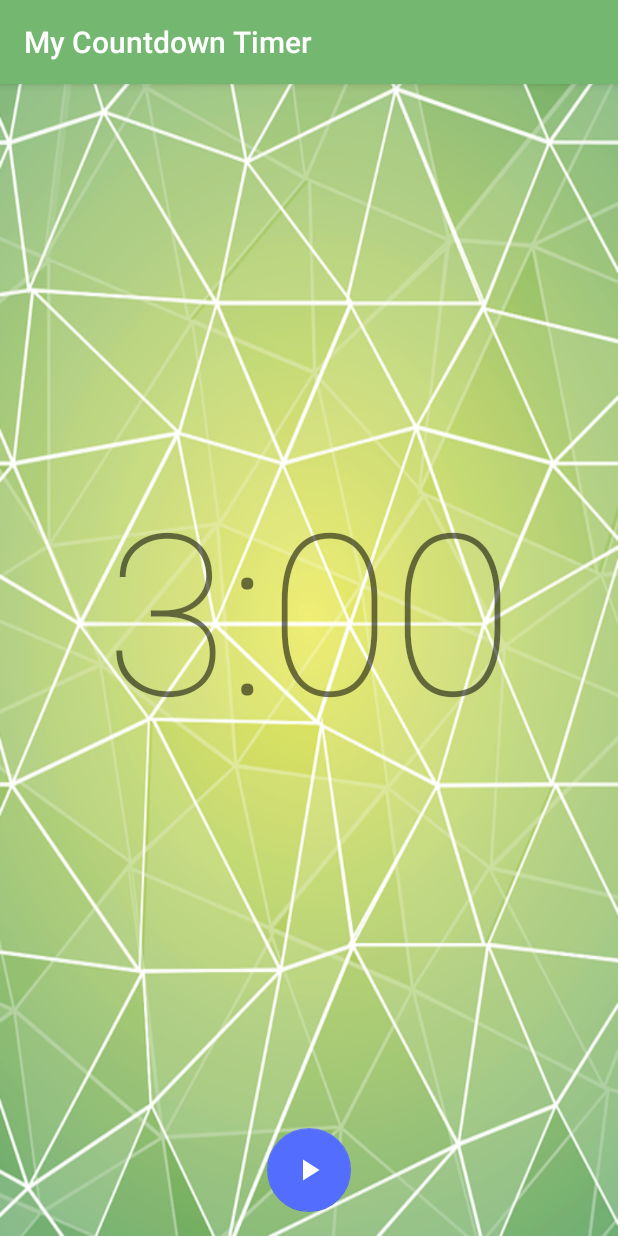
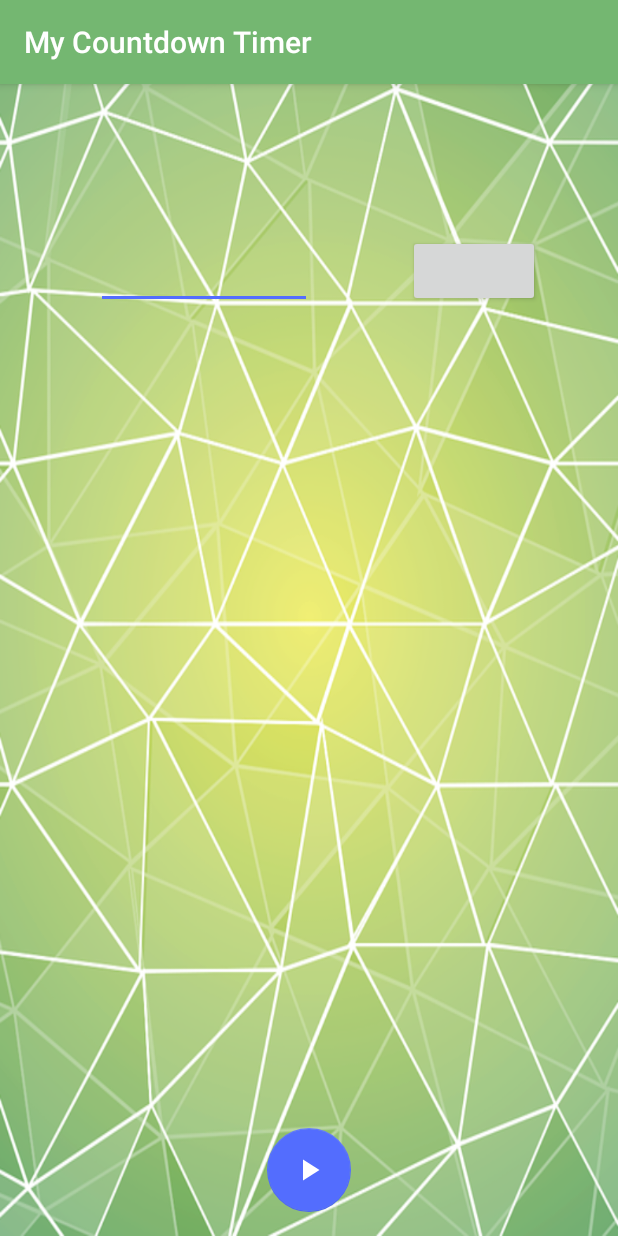
Before and after one commit to c18014/Countdown_Timer, an Android app: the screen it shows after launch (MainActivity), on a phone screen of 412 x 824 dp. Run offline under Robolectric (Android 15) with nearby library versions, the phone set to English and light mode, and no system bars.

Commit message:
時間入力機能の追加

```diff
--- a/app/src/main/java/com/example/mycountdowntimer/MainActivity.kt
+++ b/app/src/main/java/com/example/mycountdowntimer/MainActivity.kt
@@ -7,12 +7,15 @@ import android.os.Build
 import androidx.appcompat.app.AppCompatActivity
 import android.os.Bundle
 import android.os.CountDownTimer
+import android.widget.EditText
+import kotlinx.android.synthetic.*
 import kotlinx.android.synthetic.main.activity_main.*
 
 class MainActivity : AppCompatActivity() {
 
     private lateinit var soundPool: SoundPool
     private var soundResId = 0
+    private var edittime:Long = 0
 
 
     inner class MyCountDownTimer(millisInFuture: Long, countDownInterval: Long) :
@@ -35,9 +38,16 @@ class MainActivity : AppCompatActivity() {
         super.onCreate(savedInstanceState)
         setContentView(R.layout.activity_main)
 
-        timerText.text = "3:00"
-        val timer = MyCountDownTimer(3 * 60 * 1000, 100)
+
+
+        settingbutton.setOnClickListener {
+            val a:Int = Integer.parseInt(editText.text.toString())
+            edittime = a.toLong()
+            timerText.setText(editText.text.toString()+":00")
+        }
+
         playStop.setOnClickListener {
+            val timer = MyCountDownTimer(edittime * 60 * 1000, 100)
             timer.isRunning = when (timer.isRunning) {
                 true -> {
                     timer.cancel()
--- a/app/src/main/res/layout/activity_main.xml
+++ b/app/src/main/res/layout/activity_main.xml
@@ -29,5 +29,29 @@
         app:layout_constraintEnd_toEndOf="parent"
         app:layout_constraintStart_toStartOf="parent"
         app:layout_constraintTop_toTopOf="parent"
-        tools:text="3:00" />
+        tools:text="0:00" />
+
+    <Button
+        android:id="@+id/settingbutton"
+        android:layout_width="wrap_content"
+        android:layout_height="wrap_content"
+        android:layout_marginEnd="52dp"
+        android:text="Setting"
+        android:textColor="#00000000"
+        app:layout_constraintBottom_toTopOf="@+id/timerText"
+        app:layout_constraintEnd_toEndOf="parent"
+        app:layout_constraintTop_toTopOf="parent" />
+
+    <EditText
+        android:id="@+id/editText"
+        android:layout_width="144dp"
+        android:layout_height="51dp"
+        android:ems="10"
+        android:inputType="number"
+        android:textColor="#00000000"
+        app:layout_constraintBottom_toTopOf="@+id/timerText"
+        app:layout_constraintEnd_toStartOf="@+id/settingbutton"
+        app:layout_constraintStart_toStartOf="parent"
+        app:layout_constraintTop_toTopOf="parent" />
+
 </androidx.constraintlayout.widget.ConstraintLayout>
```
